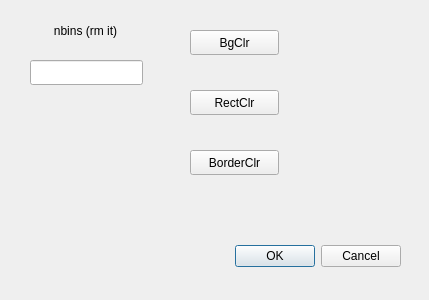
Lolikion228/StatBigProg, file big_prog/SetHistDrawParamsDialog.ui: the form before one commit.
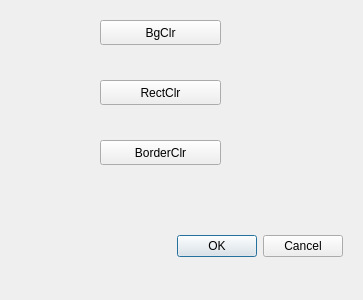
The form after the commit.

Commit message: remove n_bins_edit

What changed in the file:
```diff
--- a/big_prog/SetHistDrawParamsDialog.ui
+++ b/big_prog/SetHistDrawParamsDialog.ui
@@ -6,7 +6,7 @@
    <rect>
     <x>0</x>
     <y>0</y>
-    <width>429</width>
+    <width>363</width>
     <height>300</height>
    </rect>
   </property>
@@ -16,8 +16,8 @@
   <widget class="QDialogButtonBox" name="buttonBox">
    <property name="geometry">
     <rect>
-     <x>60</x>
-     <y>240</y>
+     <x>2</x>
+     <y>230</y>
      <width>341</width>
      <height>32</height>
     </rect>
@@ -29,38 +29,12 @@
     <set>QDialogButtonBox::Cancel|QDialogButtonBox::Ok</set>
    </property>
   </widget>
-  <widget class="QLineEdit" name="n_bins_edit">
-   <property name="geometry">
-    <rect>
-     <x>30</x>
-     <y>60</y>
-     <width>113</width>
-     <height>25</height>
-    </rect>
-   </property>
-  </widget>
-  <widget class="QLabel" name="label">
-   <property name="geometry">
-    <rect>
-     <x>20</x>
-     <y>10</y>
-     <width>131</width>
-     <height>41</height>
-    </rect>
-   </property>
-   <property name="text">
-    <string>nbins (rm it)</string>
-   </property>
-   <property name="alignment">
-    <set>Qt::AlignCenter</set>
-   </property>
-  </widget>
   <widget class="QPushButton" name="SetBgClrButton">
    <property name="geometry">
     <rect>
-     <x>190</x>
-     <y>30</y>
-     <width>89</width>
+     <x>100</x>
+     <y>20</y>
+     <width>121</width>
      <height>25</height>
     </rect>
    </property>
@@ -71,9 +45,9 @@
   <widget class="QPushButton" name="SetRectClrButton">
    <property name="geometry">
     <rect>
-     <x>190</x>
-     <y>90</y>
-     <width>89</width>
+     <x>100</x>
+     <y>80</y>
+     <width>121</width>
      <height>25</height>
     </rect>
    </property>
@@ -84,9 +58,9 @@
   <widget class="QPushButton" name="SetBorderClrButton">
    <property name="geometry">
     <rect>
-     <x>190</x>
-     <y>150</y>
-     <width>89</width>
+     <x>100</x>
+     <y>140</y>
+     <width>121</width>
      <height>25</height>
     </rect>
    </property>
```
The commit also changes 3 other files.
